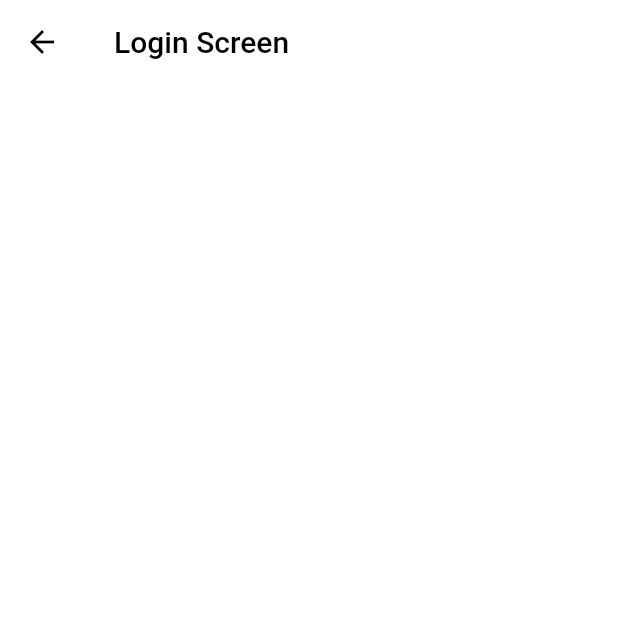
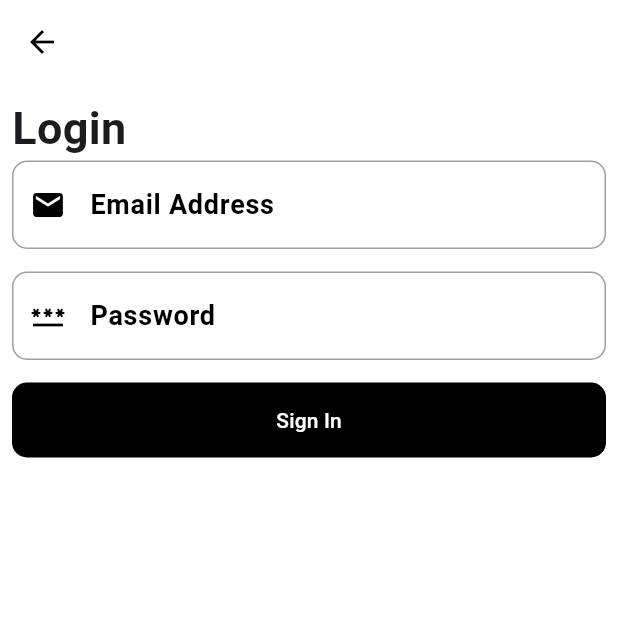
Before and after one commit to AndrewJacop/ecommerce_training, a Flutter app: the LoginScreen screen opened directly, on a phone screen of 412 x 824 dp, the top half of it. Run offline on Flutter 3.47's test engine with Material 3 defaults, Android fonts, the phone set to English and light mode, and no system bars; our stand-ins replace bloc, dio, flutter_bloc, image_picker, shared_preferences; accounts and stored records are empty.

Commit message:
Finished Login Screen and its Functionality

```diff
--- /dev/null
+++ b/lib/core/controllers/login_cubit/login_cubit.dart
@@ -0,0 +1,24 @@
+import 'package:ecommerce_training/core/controllers/login_cubit/login_states.dart';
+import 'package:ecommerce_training/core/network/constant.dart';
+import 'package:ecommerce_training/core/network/remote/dio_helper.dart';
+import 'package:ecommerce_training/models/user_model.dart';
+import 'package:flutter_bloc/flutter_bloc.dart';
+
+class LoginCubit extends Cubit<LoginState> {
+  LoginCubit() : super(LoginInitState());
+  static LoginCubit get(context) => BlocProvider.of(context);
+  UserModel? userModel;
+
+  void userLogin({required email, required password}) {
+    emit(LoginLoading());
+    DioHelperStore.postData(url: ApiConstants.loginApi, data: {
+      "email": email,
+      "password": password,
+    }).then((value) {
+      userModel = UserModel.fromJson(value.data);
+      emit(LoginDone(userModel!));
+    }).catchError((error) {
+      emit(LoginError());
+    });
+  }
+}
--- /dev/null
+++ b/lib/core/controllers/login_cubit/login_states.dart
@@ -0,0 +1,14 @@
+import 'package:ecommerce_training/models/user_model.dart';
+
+abstract class LoginState {}
+
+class LoginInitState extends LoginState {}
+
+class LoginDone extends LoginState {
+  final UserModel userModel;
+  LoginDone(this.userModel);
+}
+
+class LoginError extends LoginState {}
+
+class LoginLoading extends LoginState {}
--- a/lib/core/controllers/onboarding_cubit/onboarding_cubit.dart
+++ b/lib/core/controllers/onboarding_cubit/onboarding_cubit.dart
@@ -1,7 +1,7 @@
 import 'package:ecommerce_training/core/controllers/onboarding_cubit/onboarding_states.dart';
 import 'package:ecommerce_training/core/managers/nav.dart';
 import 'package:ecommerce_training/core/network/local/cache_helper.dart';
-import 'package:ecommerce_training/screens/modules/login.dart';
+import 'package:ecommerce_training/screens/modules/register.dart';
 import 'package:flutter_bloc/flutter_bloc.dart';
 
 class OnboardingCubit extends Cubit<OnboardingState> {
@@ -26,6 +26,6 @@ class OnboardingCubit extends Cubit<OnboardingState> {
 
   void submit(context) {
     CacheHelper.saveData(key: 'Boarding', value: true)
-        .then((value) => navigateToNextScreen(context, const LoginScreen()));
+        .then((value) => navigateToNextScreen(context, const RegisterScreen()));
   }
 }
--- a/lib/core/controllers/register_cubit/register_states.dart
+++ b/lib/core/controllers/register_cubit/register_states.dart
@@ -4,7 +4,7 @@ abstract class RegisterState {}
 
 class RegisterInitState extends RegisterState {}
 
-class LoadingRegister extends RegisterState {}
+class RegisterLoading extends RegisterState {}
 
 class RegisterDone extends RegisterState {
   final UserModel userModel;
@@ -13,4 +13,4 @@ class RegisterDone extends RegisterState {
 
 class RegisterError extends RegisterState {}
 
-class ChooseImage extends RegisterState {}
+class RegisterImagePicked extends RegisterState {}
--- a/lib/core/managers/lists.dart
+++ b/lib/core/managers/lists.dart
@@ -1,5 +1,5 @@
 import 'package:ecommerce_training/core/managers/images.dart';
-import 'package:ecommerce_training/models/onboarding.dart';
+import 'package:ecommerce_training/models/onboarding_model.dart';
 
 List<OnboardingModel> onboardingList = [
   OnboardingModel('title1', 'subtitle1', AppImages.myLogo),
--- a/lib/core/managers/values.dart
+++ b/lib/core/managers/values.dart
@@ -1,6 +1,7 @@
 import 'package:flutter/material.dart';
 
-bool boarding = false;
+bool doneBoarding = false;
+bool doneLogin = false;
 Widget? nextScreen;
 var token;
 var nationalId;
--- a/lib/core/network/constant.dart
+++ b/lib/core/network/constant.dart
@@ -2,4 +2,6 @@ String baseUrl = "https://elwekala.onrender.com";
 
 class ApiConstants {
   static String registerApi = "$baseUrl/user/register";
+  static String loginApi = "$baseUrl/user/login";
+  static String productApi = "$baseUrl/product/Laptops";
 }
--- /dev/null
+++ b/lib/screens/modules/home.dart
@@ -0,0 +1,20 @@
+import 'package:flutter/material.dart';
+
+class HomeScreen extends StatelessWidget {
+  const HomeScreen({super.key});
+
+  @override
+  Widget build(BuildContext context) {
+    return MaterialApp(
+      title: 'Material App',
+      home: Scaffold(
+        appBar: AppBar(
+          title: const Text('Material App Bar'),
+        ),
+        body: const Center(
+          child: Text('Hello World'),
+        ),
+      ),
+    );
+  }
+}
--- a/lib/screens/modules/login.dart
+++ b/lib/screens/modules/login.dart
@@ -1,12 +1,120 @@
+import 'package:ecommerce_training/core/controllers/login_cubit/login_cubit.dart';
+import 'package:ecommerce_training/core/controllers/login_cubit/login_states.dart';
+import 'package:ecommerce_training/core/managers/nav.dart';
+import 'package:ecommerce_training/core/managers/values.dart';
+import 'package:ecommerce_training/core/network/local/cache_helper.dart';
+import 'package:ecommerce_training/screens/modules/home.dart';
+import 'package:ecommerce_training/screens/widgets/button.dart';
+import 'package:ecommerce_training/screens/widgets/text_form.dart';
 import 'package:flutter/material.dart';
+import 'package:flutter_bloc/flutter_bloc.dart';
 
 class LoginScreen extends StatelessWidget {
   const LoginScreen({super.key});
 
   @override
   Widget build(BuildContext context) {
-    return Scaffold(
-      appBar: AppBar(title: const Text("Login Screen")),
+    var formKey = GlobalKey<FormState>();
+    var emailController = TextEditingController();
+    var passwordController = TextEditingController();
+    return BlocConsumer<LoginCubit, LoginState>(
+      listener: (context, state) {
+        if (state is LoginDone) {
+          if (state.userModel.status == "success") {
+            /// print(state.userModel.message);
+            /// print(state.userModel.user!.token);
+            CacheHelper.saveData(
+                    key: 'userId', value: state.userModel.user!.nationalId)
+                .then((value) {
+              nationalId = state.userModel.user!.nationalId;
+            });
+            CacheHelper.saveData(
+              key: 'token',
+              value: state.userModel.user!.token,
+            ).then((value) {
+              token = state.userModel.user!.token!;
+              navigateAndFinishThisScreen(
+                context,
+                const HomeScreen(),
+              );
+            });
+          } else {
+            /// print(state.userModel.message);
+          }
+        }
+      },
+      builder: (context, state) {
+        var cubit = LoginCubit.get(context);
+        return Scaffold(
+          appBar: AppBar(),
+          body: Padding(
+            padding: const EdgeInsets.all(8.0),
+            child: SingleChildScrollView(
+              child: Form(
+                key: formKey,
+                child: Column(
+                    crossAxisAlignment: CrossAxisAlignment.start,
+                    children: [
+                      const Text(
+                        "Login",
+                        style: TextStyle(
+                            fontSize: 30, fontWeight: FontWeight.w600),
+                      ),
+                      DefaultFieldForm(
+                        labelStyle: const TextStyle(color: Colors.black),
+                        controller: emailController,
+                        keyboard: TextInputType.emailAddress,
+                        valid: (value) {
+                          if (value.isEmpty) {
+                            return 'Please Enter your Email';
+                          }
+                          return null;
+                        },
+                        label: 'Email Address',
+                        prefix: Icons.email,
+                        hint: 'Email Address',
+                        hintStyle: const TextStyle(color: Colors.grey),
+                        show: false,
+                      ),
+                      const SizedBox(height: 15),
+                      DefaultFieldForm(
+                        labelStyle: const TextStyle(color: Colors.black),
+                        controller: passwordController,
+                        keyboard: TextInputType.visiblePassword,
+                        valid: (value) {
+                          if (value.isEmpty) {
+                            return 'Please Enter Your Password';
+                          }
+                          return null;
+                        },
+                        label: 'Password',
+                        prefix: Icons.password,
+                        hint: 'Password',
+                        hintStyle: const TextStyle(color: Colors.grey),
+                        show: false,
+                      ),
+                      const SizedBox(height: 15),
+                      DefaultButton(
+                          backgroundColor: Colors.black,
+                          borderColor: Colors.transparent,
+                          buttonWidget: const Text(
+                            'Sign In',
+                            style: TextStyle(color: Colors.white),
+                          ),
+                          function: () {
+                            if (formKey.currentState!.validate()) {
+                              cubit.userLogin(
+                                email: emailController.text,
+                                password: passwordController.text,
+                              );
+                            }
+                          }),
+                    ]),
+              ),
+            ),
+          ),
+        );
+      },
     );
   }
 }
--- a/lib/screens/widgets/build_onboarding_item.dart
+++ b/lib/screens/widgets/build_onboarding_item.dart
@@ -1,4 +1,4 @@
-import 'package:ecommerce_training/models/onboarding.dart';
+import 'package:ecommerce_training/models/onboarding_model.dart';
 import 'package:flutter/material.dart';
 
 Widget buildOnboardingItem(OnboardingModel model) => Padding(
```
Also changed, not shown: lib/core/controllers/register_cubit/register_cubit.dart (+5 -4 lines), lib/main.dart (+10 -8 lines), lib/models/product_model.dart (added, +66 -0 lines), lib/models/onboarding_model.dart (renamed from lib/models/onboarding.dart).
